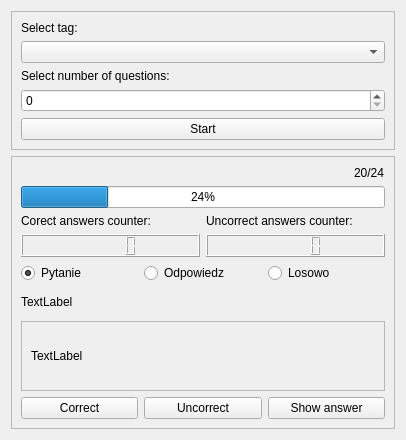
First picture: the form in Views/learnview.ui, repository ArkadiuszStanislawLega/Flashcards_Qt, before the edit.
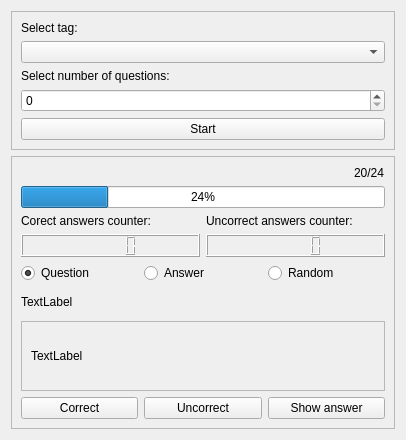
Second picture: the form after the edit.

Commit message: update learnview - change typo

Diff of the .ui file:
```diff
--- a/Views/learnview.ui
+++ b/Views/learnview.ui
@@ -121,7 +121,7 @@
           <item>
            <widget class="QRadioButton" name="rb_question">
             <property name="text">
-             <string>Pytanie</string>
+             <string>Question</string>
             </property>
             <property name="checked">
             <bool>true</bool>
@@ -134,7 +134,7 @@
           <item>
            <widget class="QRadioButton" name="rb_answer">
             <property name="text">
-             <string>Odpowiedz</string>
+             <string>Answer</string>
             </property>
             <attribute name="buttonGroup">
              <string notr="true">buttonGroup</string>
@@ -144,7 +144,7 @@
           <item>
            <widget class="QRadioButton" name="rb_random">
             <property name="text">
-             <string>Losowo</string>
+             <string>Random</string>
             </property>
             <attribute name="buttonGroup">
              <string notr="true">buttonGroup</string>
```
